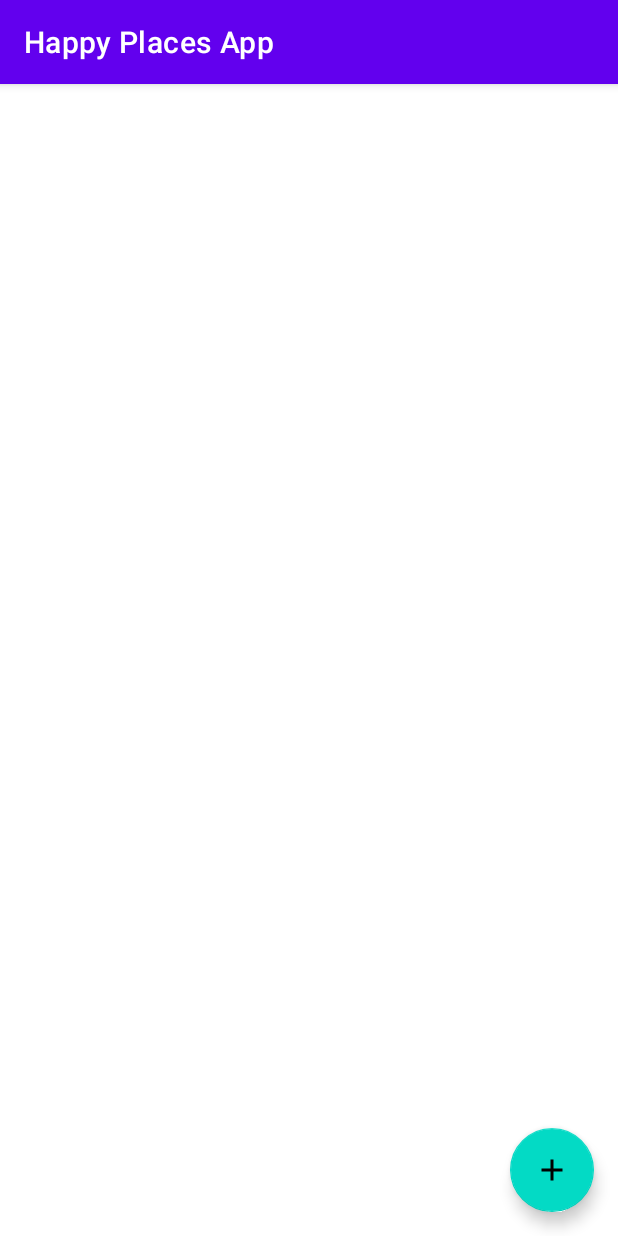
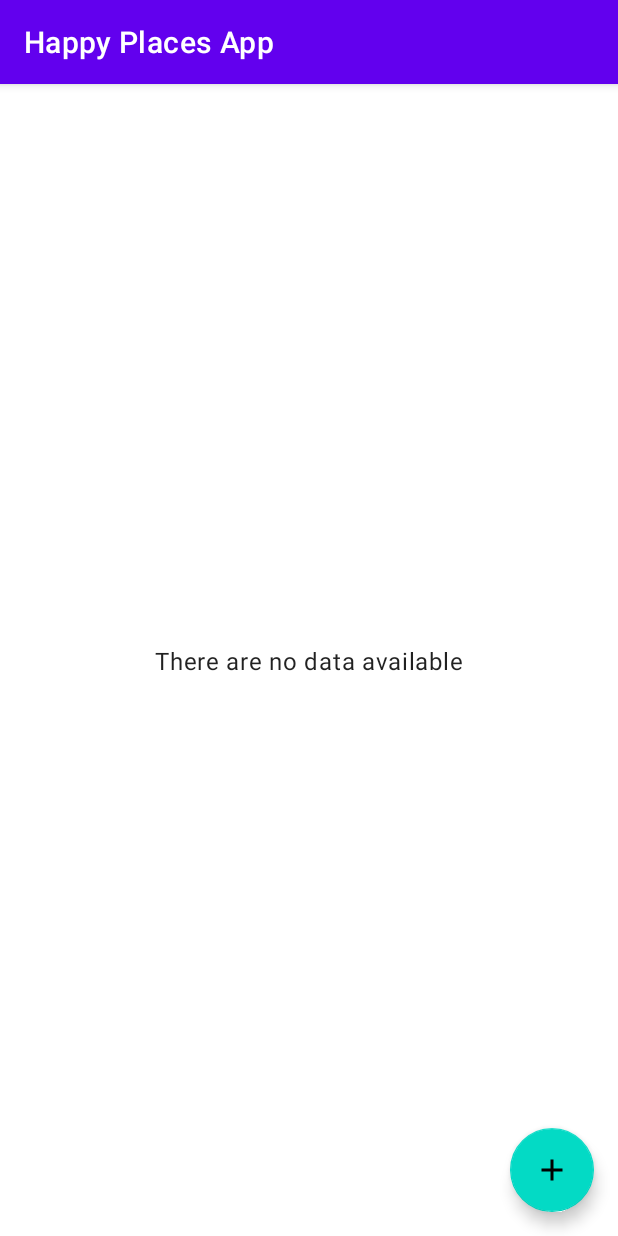
Before and after one commit to budifauzan/HappyPlacesApp, an Android app: the screen it shows after launch (MainActivity), on a phone screen of 412 x 824 dp. Run offline under Robolectric (Android 15) with nearby library versions, the phone set to English and light mode, and no system bars.

Commit message:
Get data from database

```diff
--- a/app/src/main/java/com/example/happyplacesapp/activity/AddPlacesActivity.kt
+++ b/app/src/main/java/com/example/happyplacesapp/activity/AddPlacesActivity.kt
@@ -63,6 +63,11 @@ class AddPlacesActivity : AppCompatActivity(), View.OnClickListener {
         binding?.edtActivityAddPlacesDate?.setOnClickListener(this)
         binding?.tvActivityAddPlacesAddImage?.setOnClickListener(this)
         binding?.btnActivityAddPlacesSave?.setOnClickListener(this)
+    }
+
+    override fun onDestroy() {
+        super.onDestroy()
+        binding = null
     }
 
     override fun onClick(view: View?) {
--- a/app/src/main/java/com/example/happyplacesapp/activity/MainActivity.kt
+++ b/app/src/main/java/com/example/happyplacesapp/activity/MainActivity.kt
@@ -3,21 +3,50 @@ package com.example.happyplacesapp.activity
 import android.content.Intent
 import androidx.appcompat.app.AppCompatActivity
 import android.os.Bundle
+import android.util.Log
+import android.view.View
+import android.view.View.OnClickListener
+import android.widget.Toast
+import androidx.core.content.ContextCompat.startActivity
+import com.example.happyplacesapp.R
+import com.example.happyplacesapp.database.DatabaseHandler
 import com.example.happyplacesapp.databinding.ActivityMainBinding
+import com.example.happyplacesapp.model.HappyPlaceModel
 
-class MainActivity : AppCompatActivity() {
+class MainActivity : AppCompatActivity(), OnClickListener {
     private var binding: ActivityMainBinding? = null
+    private var happyPlaceModels: ArrayList<HappyPlaceModel>? = null
+
     override fun onCreate(savedInstanceState: Bundle?) {
         super.onCreate(savedInstanceState)
         binding = ActivityMainBinding.inflate(layoutInflater)
         setContentView(binding?.root)
-        setOnClick()
+
+        binding?.fabActivityMainAdd?.setOnClickListener(this)
+        getHappyPlacesData()
     }
 
-    private fun setOnClick() {
-        binding?.fabActivityMainAdd?.setOnClickListener {
-            val intent = Intent(this, AddPlacesActivity::class.java)
-            startActivity(intent)
+    override fun onDestroy() {
+        super.onDestroy()
+        binding = null
+    }
+
+    override fun onClick(view: View?) {
+        when (view?.id) {
+            R.id.fab_activity_main_add -> {
+                val intent = Intent(this, AddPlacesActivity::class.java)
+                startActivity(intent)
+            }
+        }
+    }
+
+    private fun getHappyPlacesData() {
+        val databaseHandler = DatabaseHandler(this)
+        happyPlaceModels = databaseHandler.getHappyPlaces()
+        if (happyPlaceModels!!.size > 0) {
+            for (i in happyPlaceModels!!) {
+                Log.e("asuu", i.description)
+            }
         }
     }
 }
--- a/app/src/main/java/com/example/happyplacesapp/database/DatabaseHandler.kt
+++ b/app/src/main/java/com/example/happyplacesapp/database/DatabaseHandler.kt
@@ -2,13 +2,14 @@ package com.example.happyplacesapp.database
 
 import android.content.ContentValues
 import android.content.Context
+import android.database.Cursor
 import android.database.sqlite.SQLiteDatabase
+import android.database.sqlite.SQLiteException
 import android.database.sqlite.SQLiteOpenHelper
 import com.example.happyplacesapp.model.HappyPlaceModel
 
 class DatabaseHandler(context: Context) : SQLiteOpenHelper(
-    context, DATABASE_NAME, null,
-    DATABASE_VERSION
+    context, DATABASE_NAME, null, DATABASE_VERSION
 ) {
     companion object {
         private const val DATABASE_NAME = "HappyPlacesDatabase"
@@ -27,15 +28,8 @@ class DatabaseHandler(context: Context) : SQLiteOpenHelper(
     }
 
     override fun onCreate(db: SQLiteDatabase?) {
-        val createTable = ("CREATE TABLE " + TABLE_NAME + "("
-                + KEY_ID + " INTEGER PRIMARY KEY,"
-                + KEY_TITLE + " TEXT,"
-                + KEY_IMAGE + " TEXT,"
-                + KEY_DESCRIPTION + " TEXT,"
-                + KEY_DATE + " TEXT,"
-                + KEY_LOCATION + " TEXT,"
-                + KEY_LATITUDE + " TEXT,"
-                + KEY_LONGITUDE + " TEXT)")
+        val createTable =
+            ("CREATE TABLE " + TABLE_NAME + "(" + KEY_ID + " INTEGER PRIMARY KEY," + KEY_TITLE + " TEXT," + KEY_IMAGE + " TEXT," + KEY_DESCRIPTION + " TEXT," + KEY_DATE + " TEXT," + KEY_LOCATION + " TEXT," + KEY_LATITUDE + " TEXT," + KEY_LONGITUDE + " TEXT)")
         db?.execSQL(createTable)
     }
 
@@ -60,4 +54,33 @@ class DatabaseHandler(context: Context) : SQLiteOpenHelper(
         db.close()
         return result
     }
+
+    fun getHappyPlaces(): ArrayList<HappyPlaceModel> {
+        val happyPlaceModels = ArrayList<HappyPlaceModel>()
+        val selectQuery = "SELECT * FROM $TABLE_NAME"
+        val db = this.writableDatabase
+        try {
+            val cursor: Cursor = db.rawQuery(selectQuery, null)
+            if (cursor.moveToFirst()) {
+                do {
+                    val happyPlaceModel = HappyPlaceModel(
+                        cursor.getInt(cursor.getColumnIndexOrThrow(KEY_ID)),
+                        cursor.getString(cursor.getColumnIndexOrThrow(KEY_TITLE)),
+                        cursor.getString(cursor.getColumnIndexOrThrow(KEY_IMAGE)),
+                        cursor.getString(cursor.getColumnIndexOrThrow(KEY_DESCRIPTION)),
+                        cursor.getString(cursor.getColumnIndexOrThrow(KEY_DATE)),
+                        cursor.getString(cursor.getColumnIndexOrThrow(KEY_LOCATION)),
+                        cursor.getDouble(cursor.getColumnIndexOrThrow(KEY_LATITUDE)),
+                        cursor.getDouble(cursor.getColumnIndexOrThrow(KEY_LONGITUDE))
+                    )
+                    happyPlaceModels.add(happyPlaceModel)
+                } while (cursor.moveToNext())
+            }
+            cursor.close()
+        } catch (e: SQLiteException) {
+            db.execSQL(selectQuery)
+            return ArrayList()
+        }
+        return happyPlaceModels
+    }
 }
--- a/app/src/main/res/layout/activity_main.xml
+++ b/app/src/main/res/layout/activity_main.xml
@@ -1,18 +1,39 @@
 <?xml version="1.0" encoding="utf-8"?>
-<FrameLayout xmlns:android="http://schemas.android.com/apk/res/android"
+<androidx.constraintlayout.widget.ConstraintLayout xmlns:android="http://schemas.android.com/apk/res/android"
     xmlns:app="http://schemas.android.com/apk/res-auto"
     xmlns:tools="http://schemas.android.com/tools"
     android:layout_width="match_parent"
     android:layout_height="match_parent"
     tools:context=".activity.MainActivity">
 
+    <androidx.recyclerview.widget.RecyclerView
+        android:id="@+id/rv_activity_main_list"
+        android:layout_width="0dp"
+        android:layout_height="0dp"
+        android:visibility="invisible"
+        app:layout_constraintBottom_toBottomOf="parent"
+        app:layout_constraintEnd_toEndOf="parent"
+        app:layout_constraintStart_toStartOf="parent"
+        app:layout_constraintTop_toTopOf="parent" />
+
+    <TextView
+        android:id="@+id/tv_activity_main_note"
+        style="@style/TextAppearance.MaterialComponents.Body1"
+        android:layout_width="wrap_content"
+        android:layout_height="wrap_content"
+        android:text="@string/tv_no_data"
+        app:layout_constraintBottom_toBottomOf="parent"
+        app:layout_constraintEnd_toEndOf="parent"
+        app:layout_constraintStart_toStartOf="parent"
+        app:layout_constraintTop_toTopOf="parent" />
 
     <com.google.android.material.floatingactionbutton.FloatingActionButton
         android:id="@+id/fab_activity_main_add"
         android:layout_width="wrap_content"
         android:layout_height="wrap_content"
-        android:layout_gravity="bottom|end"
         android:layout_margin="@dimen/fab_margin"
         android:contentDescription="@string/fab_activity_main_content_desc"
+        app:layout_constraintBottom_toBottomOf="parent"
+        app:layout_constraintEnd_toEndOf="parent"
         app:srcCompat="@drawable/ic_add_24" />
-</FrameLayout>
+</androidx.constraintlayout.widget.ConstraintLayout>
--- a/app/src/main/res/values/strings.xml
+++ b/app/src/main/res/values/strings.xml
@@ -7,4 +7,5 @@
     <string name="add_image">ADD IMAGE</string>
     <string name="save">Save</string>
     <string name="fab_activity_main_content_desc">Floating action button to add happy places</string>
+    <string name="tv_no_data">There are no data available</string>
 </resources>
```
